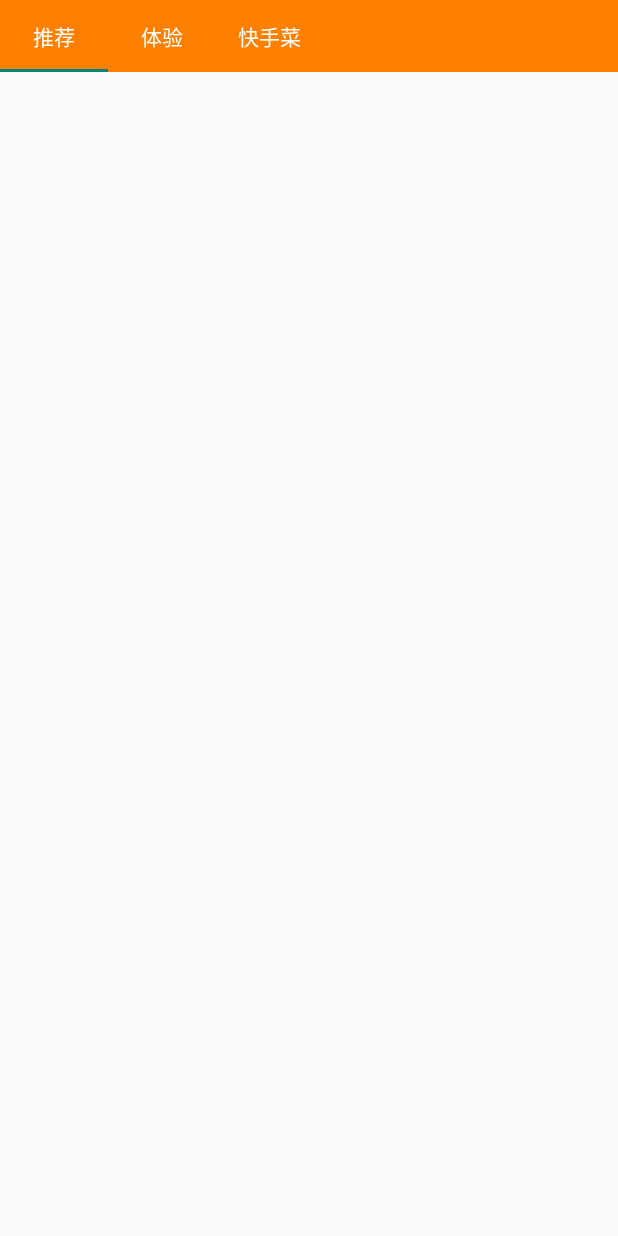
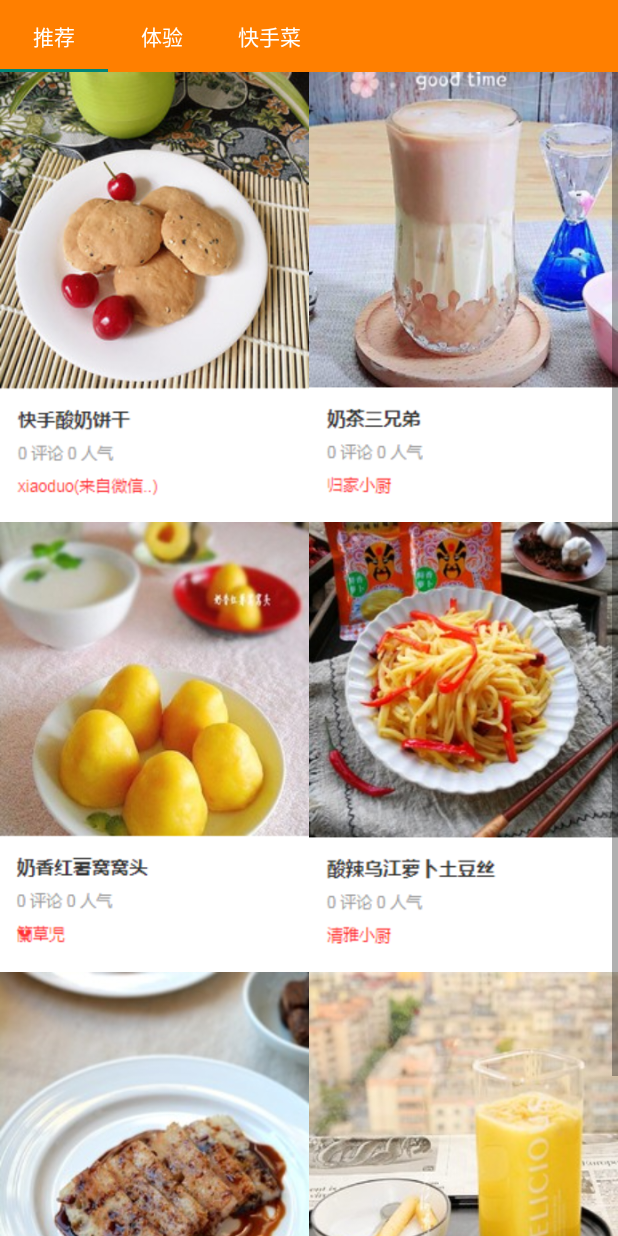
Before and after one commit to 1711605010/Munetext, an Android app: the fragment VideoFragment shown on its own in the app's theme, on a phone screen of 412 x 824 dp. Run offline under Robolectric (Android 15) with nearby library versions, the phone set to English and light mode, and no system bars.

Commit message:
recommend

```diff
--- a/app/src/main/res/layout/fragment_recommend.xml
+++ b/app/src/main/res/layout/fragment_recommend.xml
@@ -4,6 +4,66 @@
     android:layout_width="match_parent"
     android:layout_height="match_parent"
     tools:context=".Fragment_video.RecommendFragment">
+    <ScrollView
+        android:layout_width="match_parent"
+        android:layout_height="match_parent">
 
+        <LinearLayout
+            android:layout_width="match_parent"
+            android:layout_height="match_parent"
+            android:orientation="vertical">
+
+            <LinearLayout
+                android:layout_width="wrap_content"
+                android:layout_height="300dp"
+                android:layout_gravity="center_horizontal"
+                android:orientation="horizontal">
+
+                <ImageView
+                    android:layout_width="206dp"
+                    android:layout_height="300dp"
+                    android:background="@drawable/kuaishou1" />
+
+                <ImageView
+                    android:layout_width="206dp"
+                    android:layout_height="300dp"
+                    android:background="@drawable/kuaishou2" />
+            </LinearLayout>
+
+            <LinearLayout
+                android:layout_width="wrap_content"
+                android:layout_height="300dp"
+                android:layout_gravity="center_horizontal"
+                android:orientation="horizontal">
+
+                <ImageView
+                    android:layout_width="206dp"
+                    android:layout_height="300dp"
+                    android:background="@drawable/kuaishou3" />
+
+                <ImageView
+                    android:layout_width="206dp"
+                    android:layout_height="300dp"
+                    android:background="@drawable/kuaishou4" />
+            </LinearLayout>
+
+            <LinearLayout
+                android:layout_width="wrap_content"
+                android:layout_height="300dp"
+                android:layout_gravity="center_horizontal"
+                android:orientation="horizontal">
+
+                <ImageView
+                    android:layout_width="206dp"
+                    android:layout_height="300dp"
+                    android:background="@drawable/kuaishou5" />
+
+                <ImageView
+                    android:layout_width="206dp"
+                    android:layout_height="300dp"
+                    android:background="@drawable/kuaishou6" />
+            </LinearLayout>
+        </LinearLayout>
+    </ScrollView>
 
 </FrameLayout>
```
Also changed, not shown: app/src/main/res/drawable/tiyam6.PNG (added), app/src/main/res/drawable/tiyan1.PNG (added), app/src/main/res/drawable/tiyan2.PNG (added), app/src/main/res/drawable/tiyan3.PNG (added), app/src/main/res/drawable/tiyan4.PNG (added), app/src/main/res/drawable/tiyan5.PNG (added).
